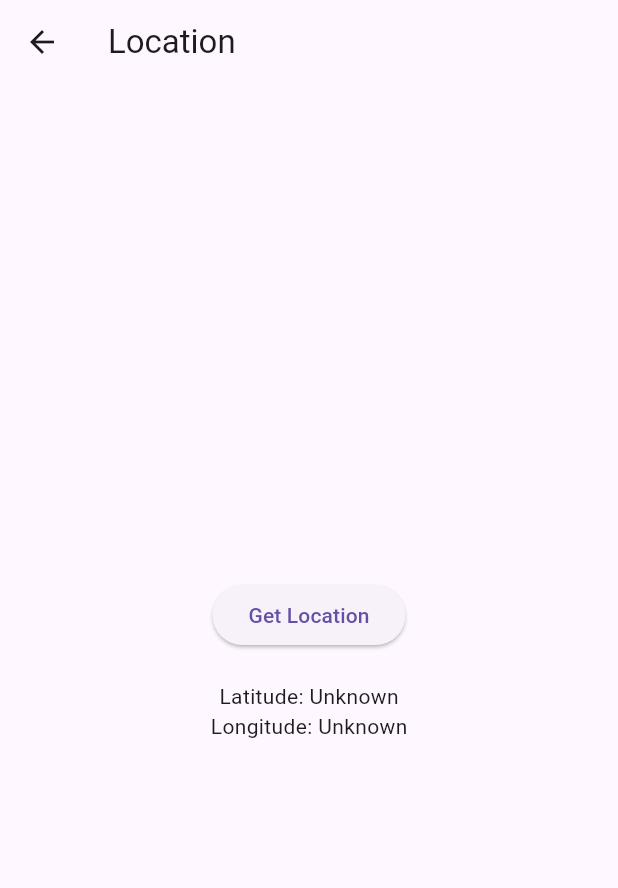
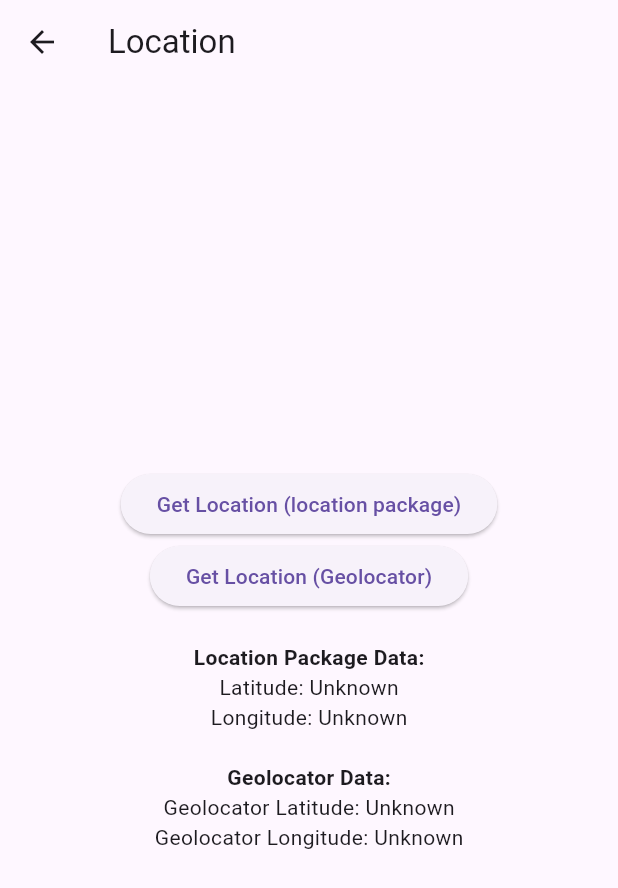
Before and after one commit to Strouwi-BV/buildbase_app_flutter, a Flutter app: the LocationScreen screen opened directly, on a phone screen of 412 x 824 dp. Shown: the top 888 px of the screen. Run offline on Flutter 3.47's test engine with Material 3 defaults, Android fonts, the phone set to English and light mode, and no system bars; our stand-ins replace geolocator, go_router, location.

```diff
--- a/lib/screens/location_screen.dart
+++ b/lib/screens/location_screen.dart
@@ -1,6 +1,7 @@
 import 'package:flutter/material.dart';
 import 'package:go_router/go_router.dart';
-import 'package:location/location.dart';
+import 'package:location/location.dart' as loc;
+import 'package:geolocator/geolocator.dart';
 
 class LocationScreen extends StatefulWidget {
   const LocationScreen({super.key});
@@ -9,12 +10,17 @@ class LocationScreen extends StatefulWidget {
   State<LocationScreen> createState() => _LocationScreenState();
 }
 
+
+
 class _LocationScreenState extends State<LocationScreen> {
-  Location location = Location();
+  loc.Location location = loc.Location();
   bool _serviceEnabled = false;
-  PermissionStatus? _permissionGranted;
-  LocationData? _locationData;
+  loc.PermissionStatus? _permissionGranted;
+  loc.LocationData? _locationData;
+  Position? _geolocatorPosition;
 
+
+//Location Package
   void _requestLocationPermission() async {
     _serviceEnabled = await location.serviceEnabled();
     if (!_serviceEnabled) {
@@ -25,9 +31,9 @@ class _LocationScreenState extends State<LocationScreen> {
     }
 
     _permissionGranted = await location.hasPermission();
-    if (_permissionGranted == PermissionStatus.denied) {
+    if (_permissionGranted == loc.PermissionStatus.denied) {
       _permissionGranted = await location.requestPermission();
-      if (_permissionGranted != PermissionStatus.granted) {
+      if (_permissionGranted != loc.PermissionStatus.granted) {
         return;
       }
     }
@@ -35,6 +41,31 @@ class _LocationScreenState extends State<LocationScreen> {
     _locationData = await location.getLocation();
 
     setState(() {});
+  }
+
+//Geolocator
+  Future<void> _getGeolocatorLocation() async {
+    bool serviceEnabled = await Geolocator.isLocationServiceEnabled();
+    if (!serviceEnabled) {
+      await Geolocator.openLocationSettings();
+      return;
+    }
+
+    LocationPermission permission = await Geolocator.checkPermission();
+    if (permission == LocationPermission.denied){
+      permission = await Geolocator.requestPermission();
+      if (permission == LocationPermission.deniedForever){
+        return;
+      }
+    }
+
+    _geolocatorPosition = await Geolocator.getCurrentPosition(
+      desiredAccuracy: LocationAccuracy.high,
+    );
+
+    setState(() {
+
+    });
   }
 
   @override
@@ -50,14 +81,30 @@ class _LocationScreenState extends State<LocationScreen> {
       body: Center(
         child: Column(
           mainAxisAlignment: MainAxisAlignment.center,
+          crossAxisAlignment: CrossAxisAlignment.center,
           children: [
             ElevatedButton(
               onPressed: _requestLocationPermission,
-              child: const Text("Get Location"),
+              child: const Text("Get Location (location package)"),
+            ),
+            ElevatedButton(
+              onPressed: _getGeolocatorLocation,
+              child: const Text("Get Location (Geolocator)"),
             ),
             const SizedBox(height: 20),
-            Text("Latitude: ${_locationData?.latitude ?? "Unknown"}"),
-            Text("Longitude: ${_locationData?.longitude ?? "Unknown"}"),
+            const Text(
+              "Location Package Data:",
+              style: TextStyle(fontWeight: FontWeight.bold)
+            ),
+            Text("Latitude: ${_locationData?.latitude?.toStringAsFixed(6) ?? "Unknown"}"),
+            Text("Longitude: ${_locationData?.longitude?.toStringAsFixed(6) ?? "Unknown"}"),
+            const SizedBox(height: 20),
+            const Text(
+              "Geolocator Data:",
+              style: TextStyle(fontWeight: FontWeight.bold)
+            ),
+            Text("Geolocator Latitude: ${_geolocatorPosition?.latitude.toStringAsFixed(6) ?? "Unknown"}"),
+            Text("Geolocator Longitude: ${_geolocatorPosition?.longitude.toStringAsFixed(6) ?? "Unknown"}"),
           ],
         ),
       ),
--- a/pubspec.yaml
+++ b/pubspec.yaml
@@ -37,6 +37,7 @@ dependencies:
   go_router: ^12.1.1  # Ensure this is the latest version
   http: ^1.3.0
   location: ^8.0.0
+  geolocator: ^10.1.0
 
 dev_dependencies:
   flutter_test:
```
Also changed, not shown: lib/screens/profile_screen.dart (+72 -43 lines), pubspec.lock, 14 other files.
